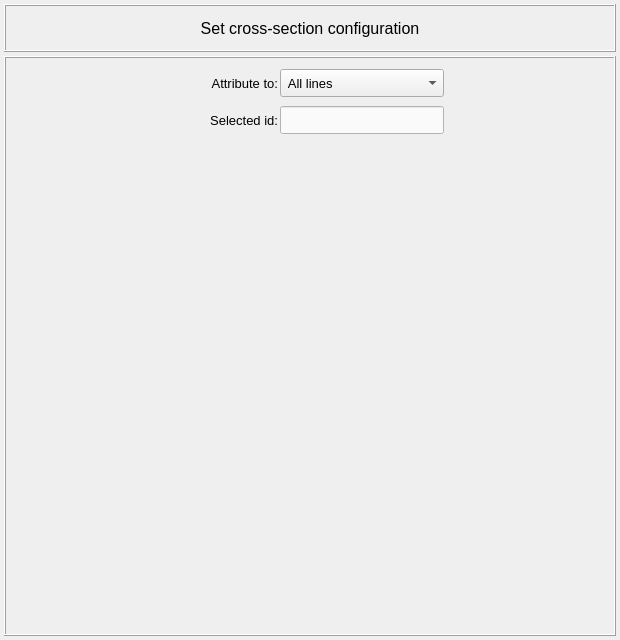
The window that pulse/interface/data/ui_files/model/setup/cross_section/set_cross_section.ui (open-pulse/OpenPulse) describes before a commit, drawn with Qt 5.
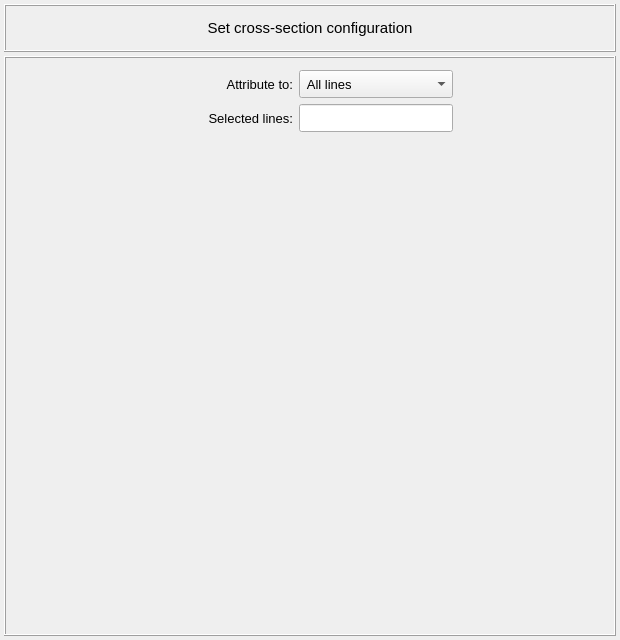
The same window after the commit. Icons and pictures are not drawn.

```diff
--- a/pulse/interface/data/ui_files/model/setup/cross_section/set_cross_section.ui
+++ b/pulse/interface/data/ui_files/model/setup/cross_section/set_cross_section.ui
@@ -103,7 +103,7 @@
        <widget class="QLabel" name="label">
         <property name="font">
          <font>
-          <pointsize>12</pointsize>
+          <pointsize>11</pointsize>
          </font>
         </property>
         <property name="text">
@@ -225,18 +225,21 @@
         </property>
         <layout class="QGridLayout" name="gridLayout_26" rowstretch="0,0">
          <property name="leftMargin">
-          <number>2</number>
+          <number>4</number>
          </property>
          <property name="topMargin">
-          <number>0</number>
+          <number>4</number>
          </property>
          <property name="rightMargin">
-          <number>2</number>
+          <number>4</number>
          </property>
          <property name="bottomMargin">
-          <number>0</number>
+          <number>4</number>
          </property>
-         <property name="spacing">
+         <property name="horizontalSpacing">
+          <number>6</number>
+         </property>
+         <property name="verticalSpacing">
           <number>2</number>
          </property>
          <item row="1" column="2">
@@ -263,8 +266,7 @@
             <enum>Qt::ClickFocus</enum>
            </property>
            <property name="styleSheet">
-            <string notr="true">QLineEdit{color: rgb(0, 0, 0); background-color: rgb(250, 250, 250)}
-QLineEdit:disabled{color: rgb(100, 100, 100); background-color: rgb(240, 240, 240)}</string>
+            <string notr="true"/>
            </property>
            <property name="alignment">
             <set>Qt::AlignCenter</set>
@@ -365,13 +367,13 @@
           <widget class="QLabel" name="label_attribute">
            <property name="minimumSize">
             <size>
-             <width>100</width>
+             <width>120</width>
              <height>28</height>
             </size>
            </property>
            <property name="maximumSize">
             <size>
-             <width>100</width>
+             <width>120</width>
              <height>28</height>
             </size>
            </property>
@@ -392,13 +394,13 @@
           <widget class="QLabel" name="label_selected_id">
            <property name="minimumSize">
             <size>
-             <width>0</width>
+             <width>120</width>
              <height>28</height>
             </size>
            </property>
            <property name="maximumSize">
             <size>
-             <width>16777215</width>
+             <width>120</width>
              <height>28</height>
             </size>
            </property>
@@ -410,7 +412,7 @@
             </font>
            </property>
            <property name="text">
-            <string>Selected id:</string>
+            <string>Selected lines:</string>
            </property>
            <property name="alignment">
             <set>Qt::AlignRight|Qt::AlignTrailing|Qt::AlignVCenter</set>
```
Left out of the diff: 2 changed lines with no effect on the pictures.
